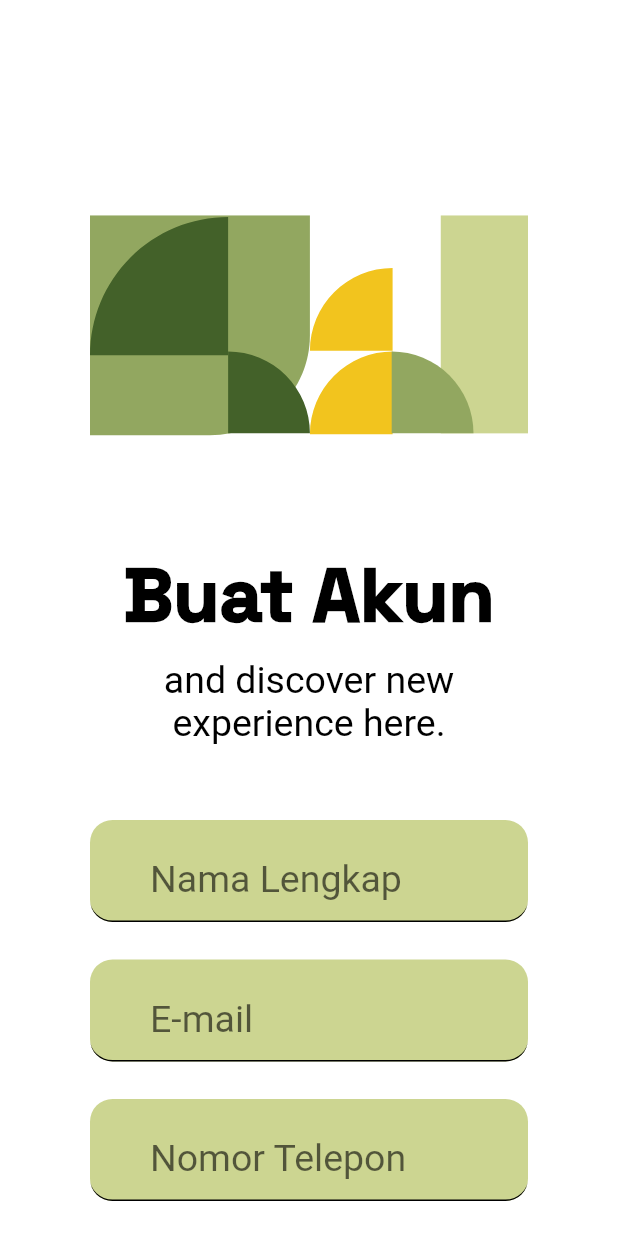
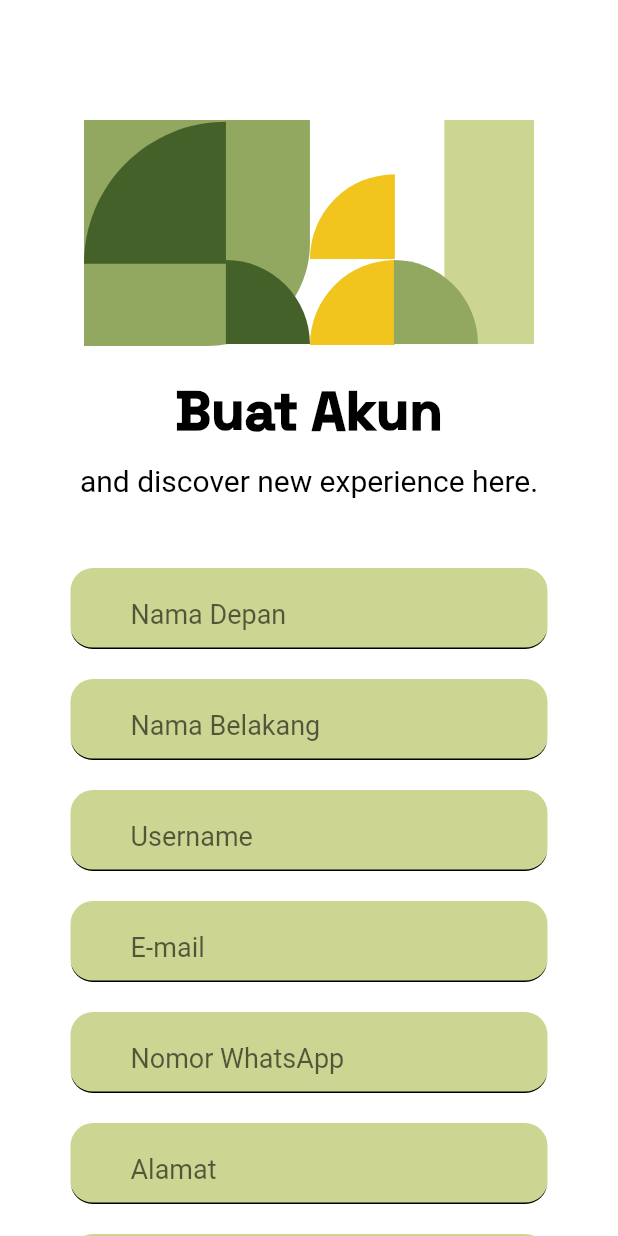
Before and after one commit to Syuhada-Apps/mobile-flutter, a Flutter app: the SignUpPage screen opened by its route, on a phone screen of 412 x 824 dp. Run offline on Flutter 3.47's test engine with Material 2 defaults, Android fonts, the phone set to English and light mode, and no system bars; our stand-ins replace carousel_slider, flutter_otp_text_field, flutter_svg, google_fonts, google_nav_bar.

Commit message:
fixing all pages and add bottom navbar

```diff
--- a/lib/main.dart
+++ b/lib/main.dart
@@ -1,6 +1,7 @@
 import 'package:flutter/material.dart';
 import 'package:flutter/services.dart';
 import 'package:syuhada_apps/ui/pages/confirm_page.dart';
+import 'package:syuhada_apps/ui/pages/home.dart';
 import 'package:syuhada_apps/ui/pages/sign_in_forgot.dart';
 import 'package:syuhada_apps/ui/pages/sign_in_page.dart';
 import 'package:syuhada_apps/ui/pages/sign_in_reset.dart';
@@ -35,6 +36,7 @@ class MyApp extends StatelessWidget {
         '/signupsuccess': (context) => const SignUpSuccessPage(),
         '/signinforgot': (context) => const SignInForgotPage(),
         '/signinreset': (context) => const SignInResetPage(),
+        '/home': (context) => const HomePage(),
       },
     );
   }
--- a/lib/ui/pages/sign_up_pages.dart
+++ b/lib/ui/pages/sign_up_pages.dart
@@ -1,7 +1,9 @@
-import 'package:flutter/material.dart';
 import 'package:flutter_svg/flutter_svg.dart';
 import 'package:syuhada_apps/shared/theme.dart';
 import 'package:syuhada_apps/ui/widgets/buttons.dart';
+import 'package:flutter/material.dart';
+
+import '../../models/item_signup_api.dart';
 
 class SignUpPage extends StatefulWidget {
   const SignUpPage({super.key});
@@ -16,6 +18,10 @@ class _SignUpPageState extends State<SignUpPage> {
   bool _obscureText = true;
   bool _reobscureText = true;
   bool _isChecked = false;
+
+  // final dio = Dio();
+  // final client = RestClient(dio);
+
   @override
   Widget build(BuildContext context) {
     // String _selectedGender;
@@ -23,44 +29,44 @@ class _SignUpPageState extends State<SignUpPage> {
       backgroundColor: whiteColor,
       body: ListView(
         padding:
-            const EdgeInsets.only(left: 60, right: 60, top: 120, bottom: 48),
+            const EdgeInsets.only(left: 47, right: 47, top: 80, bottom: 50),
         children: [
           // header gambar
           SvgPicture.asset(
             'assets/img_signup.svg',
-            width: 385,
+            width: 300,
           ),
           const SizedBox(
-            height: 50,
+            height: 20,
           ),
           Text(
             // teks header
             'Buat Akun',
-            style: blackHeaderStyle.copyWith(fontSize: 50, fontWeight: bold),
+            style: blackHeaderStyle.copyWith(fontSize: 36, fontWeight: bold),
             textAlign: TextAlign.center,
           ),
           const SizedBox(
-            height: 10,
+            height: 11,
           ),
           // teks deskripsi
           Text(
             'and discover new experience here.',
-            style: blackBodyStyle.copyWith(fontSize: 25, fontWeight: regular),
+            style: blackBodyStyle.copyWith(fontSize: 20, fontWeight: regular),
             textAlign: TextAlign.center,
           ),
           const SizedBox(
-            height: 50,
+            height: 47,
           ),
           // buat container untuk menampung textField dan button
           Container(
             color: whiteColor,
             child: Column(
               children: [
-                //NOTE: Nama Lengkap input
+                //NOTE: Nama Depan input
                 TextFormField(
                   keyboardType: TextInputType.name,
                   style: const TextStyle(
-                      fontSize: 25.0, height: 2, color: Colors.black),
+                      fontSize: 18, height: 2, color: Colors.black),
                   decoration: InputDecoration(
                       // labelText: 'Nama Lengkap',
                       // labelStyle:
@@ -73,12 +79,60 @@ class _SignUpPageState extends State<SignUpPage> {
                           const EdgeInsets.only(left: 40, bottom: 10, top: 8),
                       filled: true,
                       fillColor: greenLightColor,
-                      hintText: 'Nama Lengkap'),
+                      hintText: 'Nama Depan'),
                   // scrollPadding: EdgeInsets.all(8.0),
                   // cursorRadius: Radius.circular(15),
                 ),
                 const SizedBox(
-                  height: 25,
+                  height: 20,
+                ),
+                //NOTE: Nama Belakang input
+                TextFormField(
+                  keyboardType: TextInputType.name,
+                  style: const TextStyle(
+                      fontSize: 18, height: 2, color: Colors.black),
+                  decoration: InputDecoration(
+                      // labelText: 'Nama Lengkap',
+                      // labelStyle:
+                      //     const TextStyle(color: Colors.black, fontSize: 15),
+                      enabledBorder: UnderlineInputBorder(
+                          borderRadius: BorderRadius.circular(15)),
+                      focusedBorder: UnderlineInputBorder(
+                          borderRadius: BorderRadius.circular(15)),
+                      contentPadding:
+                          const EdgeInsets.only(left: 40, bottom: 10, top: 8),
+                      filled: true,
+                      fillColor: greenLightColor,
+                      hintText: 'Nama Belakang'),
+                  // scrollPadding: EdgeInsets.all(8.0),
+                  // cursorRadius: Radius.circular(15),
+                ),
+                const SizedBox(
+                  height: 20,
+                ),
+                //NOTE: Username input
+                TextFormField(
+                  keyboardType: TextInputType.name,
+                  style: const TextStyle(
+                      fontSize: 18, height: 2, color: Colors.black),
+                  decoration: InputDecoration(
+                      // labelText: 'Nama Lengkap',
+                      // labelStyle:
+                      //     const TextStyle(color: Colors.black, fontSize: 15),
+                      enabledBorder: UnderlineInputBorder(
+                          borderRadius: BorderRadius.circular(15)),
+                      focusedBorder: UnderlineInputBorder(
+                          borderRadius: BorderRadius.circular(15)),
+                      contentPadding:
+                          const EdgeInsets.only(left: 40, bottom: 10, top: 8),
+                      filled: true,
+                      fillColor: greenLightColor,
+                      hintText: 'Username'),
+                  // scrollPadding: EdgeInsets.all(8.0),
+                  // cursorRadius: Radius.circular(15),
+                ),
+                const SizedBox(
+                  height: 20,
                 ),
                 //NOTE: email input
                 Form(
@@ -94,7 +148,7 @@ class _SignUpPageState extends State<SignUpPage> {
                       return null;
                     },
                     style: const TextStyle(
-                        fontSize: 25.0, height: 2, color: Colors.black),
+                        fontSize: 18, height: 2, color: Colors.black),
                     decoration: InputDecoration(
                         enabledBorder: UnderlineInputBorder(
                             borderRadius: BorderRadius.circular(15)),
@@ -109,13 +163,13 @@ class _SignUpPageState extends State<SignUpPage> {
                 ),
 
                 const SizedBox(
-                  height: 25,
+                  height: 20,
                 ),
                 //NOTE: nomor telepon input
                 TextFormField(
                   keyboardType: TextInputType.phone,
                   style: const TextStyle(
-                      fontSize: 25.0, height: 2, color: Colors.black),
+                      fontSize: 18, height: 2, color: Colors.black),
                   decoration: InputDecoration(
                       enabledBorder: UnderlineInputBorder(
                           borderRadius: BorderRadius.circular(15)),
@@ -125,18 +179,18 @@ class _SignUpPageState extends State<SignUpPage> {
                           const EdgeInsets.only(left: 40, bottom: 10, top: 8),
                       filled: true,
                       fillColor: greenLightColor,
-                      hintText: 'Nomor Telepon'),
+                      hintText: 'Nomor WhatsApp'),
                   // scrollPadding: EdgeInsets.all(8.0),
                   // cursorRadius: Radius.circular(15),
                 ),
                 const SizedBox(
-                  height: 25,
+                  height: 20,
                 ),
-                //NOTE: Alanat input
+                //NOTE: Alamat input
                 TextFormField(
                   keyboardType: TextInputType.streetAddress,
                   style: const TextStyle(
-                      fontSize: 25.0, height: 2, color: Colors.black),
+                      fontSize: 18, height: 2, color: Colors.black),
                   decoration: InputDecoration(
                       enabledBorder: UnderlineInputBorder(
                           borderRadius: BorderRadius.circular(15)),
@@ -151,20 +205,20 @@ class _SignUpPageState extends State<SignUpPage> {
                   // cursorRadius: Radius.circular(15),
                 ),
                 const SizedBox(
-                  height: 25,
+                  height: 20,
                 ),
                 //NOTE: Jenis kelamin input
                 DropdownButtonFormField(
                   value: _selectedGender,
                   style: const TextStyle(
-                      fontSize: 25.0, height: 1, color: Colors.black),
+                      fontSize: 18, height: 1, color: Colors.black),
                   decoration: InputDecoration(
                       enabledBorder: UnderlineInputBorder(
                           borderRadius: BorderRadius.circular(15)),
                       focusedBorder: UnderlineInputBorder(
                           borderRadius: BorderRadius.circular(15)),
                       contentPadding:
-                          const EdgeInsets.only(left: 40, bottom: 20, top: 20),
+                          const EdgeInsets.only(left: 40, bottom: 10, top: 10),
                       filled: true,
                       fillColor: greenLightColor,
                       hintText: 'Jenis Kelamin'),
@@ -187,12 +241,12 @@ class _SignUpPageState extends State<SignUpPage> {
                   },
                 ),
                 const SizedBox(
-                  height: 25,
+                  height: 20,
                 ),
                 // NOTE: password input
                 TextFormField(
                   style: const TextStyle(
-                      fontSize: 25.0, height: 2, color: Colors.black),
+                      fontSize: 18, height: 2, color: Colors.black),
                   decoration: InputDecoration(
                     enabledBorder: UnderlineInputBorder(
                         borderRadius: BorderRadius.circular(15)),
@@ -209,8 +263,8 @@ class _SignUpPageState extends State<SignUpPage> {
                             ? 'assets/ic_eye_close.svg'
                             : 'assets/ic_eye_open.svg',
                         // color: Colors.grey,
-                        height: 25,
-                        width: 25,
+                        height: 20,
+                        width: 20,
                       ),
                       onPressed: () {
                         setState(() {
@@ -222,11 +276,11 @@ class _SignUpPageState extends State<SignUpPage> {
                   obscureText: _obscureText,
                 ),
                 const SizedBox(
-                  height: 25,
+                  height: 20,
                 ),
                 TextFormField(
                   style: const TextStyle(
-                      fontSize: 25.0, height: 2, color: Colors.black),
+                      fontSize: 18, height: 2, color: Colors.black),
                   decoration: InputDecoration(
                     enabledBorder: UnderlineInputBorder(
                         borderRadius: BorderRadius.circular(15)),
@@ -243,8 +297,8 @@ class _SignUpPageState extends State<SignUpPage> {
                             ? 'assets/ic_eye_close.svg'
                             : 'assets/ic_eye_open.svg',
                         // color: Colors.grey,
-                        height: 25,
-                        width: 25,
+                        height: 20,
+                        width: 20,
                       ),
                       onPressed: () {
                         setState(() {
@@ -258,7 +312,7 @@ class _SignUpPageState extends State<SignUpPage> {
                   // cursorRadius: Radius.circular(15),
                 ),
                 const SizedBox(
-                  height: 15,
+                  height: 10,
                 ),
                 // teks untuk lupa kata sandi
                 // gunakan align untuk atur posisi teks
@@ -278,23 +332,23 @@ class _SignUpPageState extends State<SignUpPage> {
                       ),
                       Text(
                         'Dengan mendaftar mematuhi, Kebijakan Privasi',
-                        style: blackBodyStyle.copyWith(fontSize: 17),
+                        style: blackBodyStyle.copyWith(fontSize: 13),
                       ),
                     ],
                   ),
                 ),
 
                 const SizedBox(
-                  height: 50,
+                  height: 23,
                 ),
                 // buat button dengan sizedbox
                 CustomFilledButton(
-                    title: 'Daftar',
+                    title: 'Selanjutnya',
                     onPressed: () {
-                      Navigator.pushNamed(context, '/signupprofile');
+                      Navigator.pushNamed(context, '/confirm');
                     }),
                 const SizedBox(
-                  height: 50,
+                  height: 20,
                 ),
                 // buat pembatas dengan container
 
--- a/pubspec.yaml
+++ b/pubspec.yaml
@@ -42,6 +42,11 @@ dependencies:
   get: ^4.6.5
   flutter_launcher_icons: ^0.11.0
   flutter_otp_text_field: ^1.1.0+2
+  retrofit: ^3.3.1
+  dio: ^4.0.6
+  build_runner: ^1.10.0
+  google_nav_bar: ^5.0.6
+
 
 dev_dependencies:
   flutter_test:
```
Also changed, not shown: lib/models/item_signup.dart (added, +53 -0 lines), lib/models/item_signup_api.dart (added, +16 -0 lines), lib/ui/pages/confirm_page.dart (+13 -13 lines), lib/ui/pages/home.dart (added, +88 -0 lines), lib/ui/pages/sign_in_forgot.dart (+10 -10 lines), lib/ui/pages/sign_in_page.dart (+33 -29 lines), lib/ui/pages/sign_in_reset.dart (+14 -14 lines), lib/ui/pages/sign_up_profile.dart (+10 -10 lines), lib/ui/pages/sign_up_success.dart (+11 -8 lines), lib/ui/pages/splashscreen_page.dart (+16 -16 lines), lib/ui/pages/welcome_page.dart (+8 -8 lines), lib/ui/widgets/buttons.dart (+4 -4 lines), assets/ic_home_alt.svg (added), pubspec.lock.
